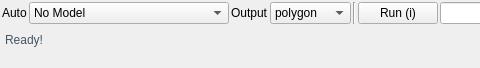
The window that anylabeling/views/labeling/widgets/auto_labeling/auto_labeling.ui (CVHub520/X-AnyLabeling) describes before a commit, drawn with Qt 5; both pictures show x 0 to 480 and y 0 to 68 of the 1118 by 68 pixel window.
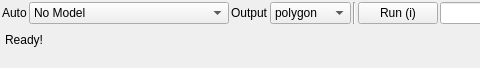
The same window after the commit. Icons and pictures are not drawn.

```diff
--- a/anylabeling/views/labeling/widgets/auto_labeling/auto_labeling.ui
+++ b/anylabeling/views/labeling/widgets/auto_labeling/auto_labeling.ui
@@ -201,8 +201,7 @@
      </property>
      <property name="styleSheet">
       <string notr="true">margin-top: 0;
-margin-bottom: 10px;
-color: #456;</string>
+margin-bottom: 10px;</string>
      </property>
      <property name="text">
       <string>Ready!</string>
```
